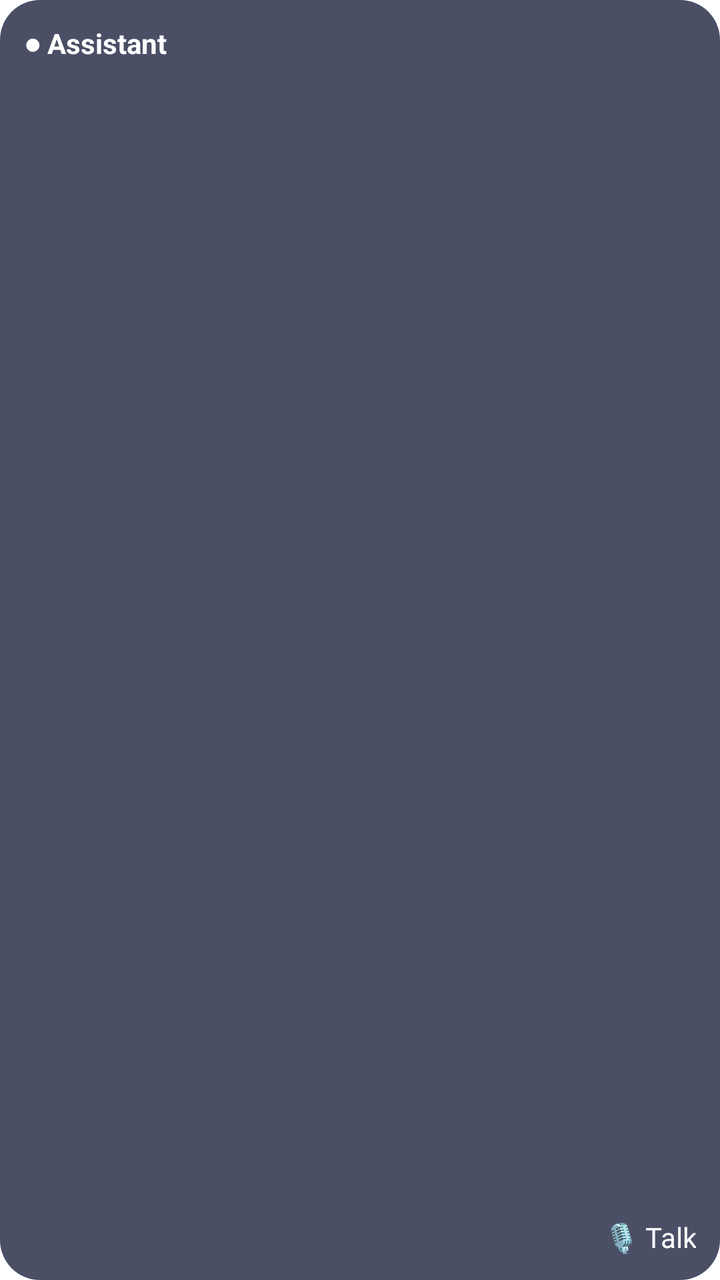
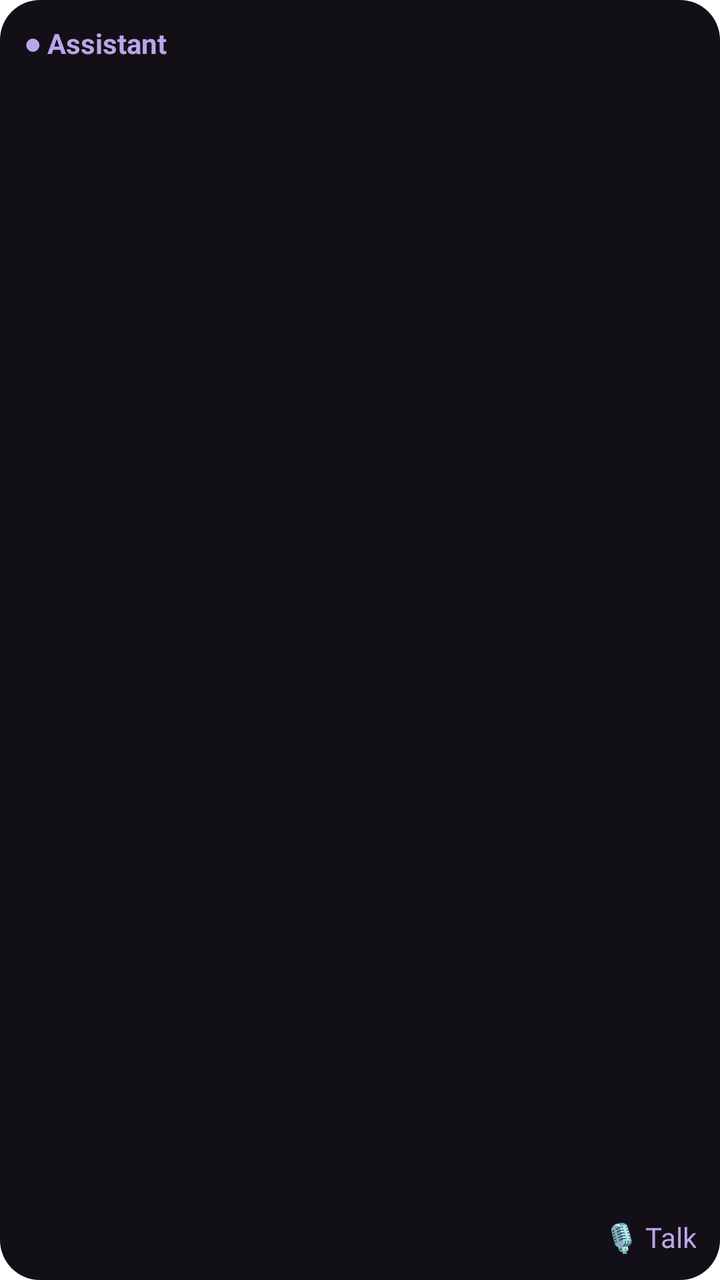

An Android layout rendered at two revisions. The XML below is the earlier revision; the diff shows what the commit changed to produce the second picture.
<!-- AndroidManifest.xml: fallback theme Theme.MaterialComponents.DayNight.NoActionBar -->
<!-- res/layout/assistant_widget.xml -->
<?xml version="1.0" encoding="utf-8"?>
<LinearLayout xmlns:android="http://schemas.android.com/apk/res/android"
    android:id="@+id/widget_root"
    android:layout_width="match_parent"
    android:layout_height="match_parent"
    android:orientation="vertical"
    android:padding="12dp"
    android:background="@drawable/widget_bg">

    <TextView
        android:layout_width="wrap_content"
        android:layout_height="wrap_content"
        android:text="● Assistant"
        android:textColor="#FFFFFF"
        android:textStyle="bold"/>

    <TextView
        android:id="@+id/widget_count"
        android:layout_width="wrap_content"
        android:layout_height="wrap_content"
        android:textColor="#DDDDDD"/>

    <TextView
        android:id="@+id/widget_list"
        android:layout_width="match_parent"
        android:layout_height="0dp"
        android:layout_weight="1"
        android:paddingTop="6dp"
        android:textColor="#FFFFFF"/>

    <TextView
        android:layout_width="match_parent"
        android:layout_height="wrap_content"
        android:gravity="end"
        android:text="🎙 Talk"
        android:textColor="#FFFFFF"/>
</LinearLayout>
<!-- resources referenced by this layout -->
<resources>
  <!-- drawable widget_bg (drawable) -->
  <?xml version="1.0" encoding="utf-8"?>
  <shape xmlns:android="http://schemas.android.com/apk/res/android">
      <solid android:color="#CC1F2340"/>
      <corners android:radius="20dp"/>
  </shape>
</resources>

<!-- the commit's change to res/layout/assistant_widget.xml (unified diff, before → after) -->
@@ -11,14 +11,14 @@
         android:layout_width="wrap_content"
         android:layout_height="wrap_content"
         android:text="● Assistant"
-        android:textColor="#FFFFFF"
+        android:textColor="@color/corenyth_lavender"
         android:textStyle="bold"/>
 
     <TextView
         android:id="@+id/widget_count"
         android:layout_width="wrap_content"
         android:layout_height="wrap_content"
-        android:textColor="#DDDDDD"/>
+        android:textColor="@color/corenyth_muted"/>
 
     <TextView
         android:id="@+id/widget_list"
@@ -26,12 +26,12 @@
         android:layout_height="0dp"
         android:layout_weight="1"
         android:paddingTop="6dp"
-        android:textColor="#FFFFFF"/>
+        android:textColor="@color/corenyth_ivory"/>
 
     <TextView
         android:layout_width="match_parent"
         android:layout_height="wrap_content"
         android:gravity="end"
         android:text="🎙 Talk"
-        android:textColor="#FFFFFF"/>
+        android:textColor="@color/corenyth_lavender"/>
 </LinearLayout>
<!-- resource entries referenced after the edit -->
@@ -1,10 +1,14 @@
 <!-- resources referenced by this layout -->
 <resources>
+  <color name="corenyth_ivory">#F3ECDD</color>
+  <color name="corenyth_lavender">#B9A6E8</color>
+  <color name="corenyth_muted">#A9A3B5</color>
   <!-- drawable widget_bg (drawable) -->
   <?xml version="1.0" encoding="utf-8"?>
   <shape xmlns:android="http://schemas.android.com/apk/res/android">
-      <solid android:color="#CC1F2340"/>
+      <solid android:color="@color/corenyth_surface"/>
       <corners android:radius="20dp"/>
   </shape>
+  <color name="corenyth_surface">#121016</color>
 </resources>
 
